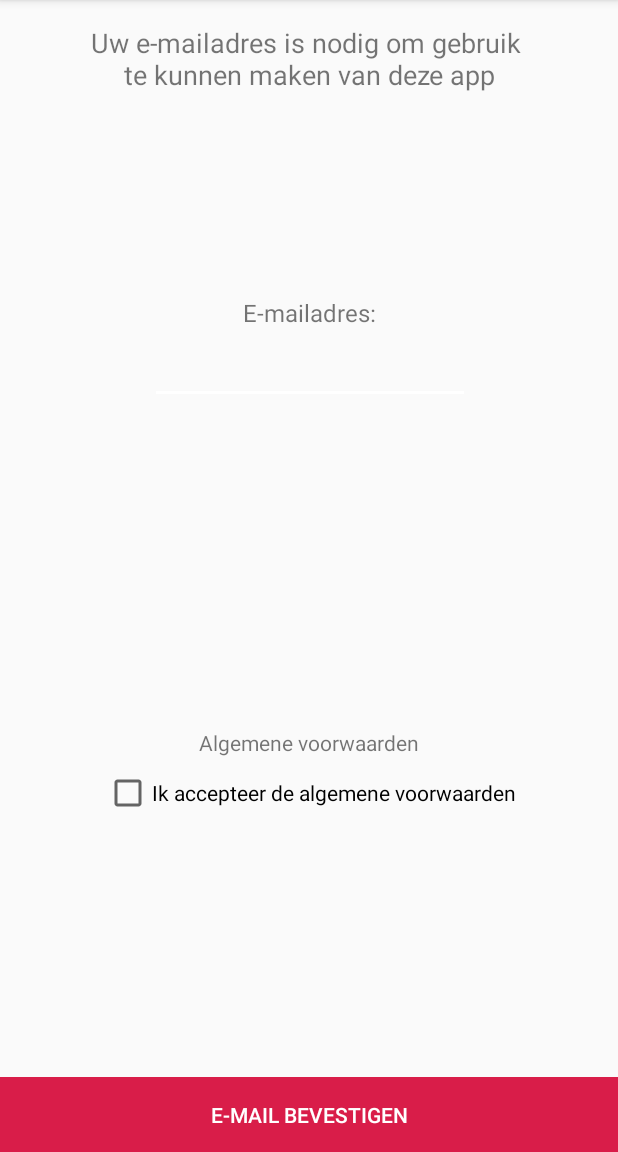
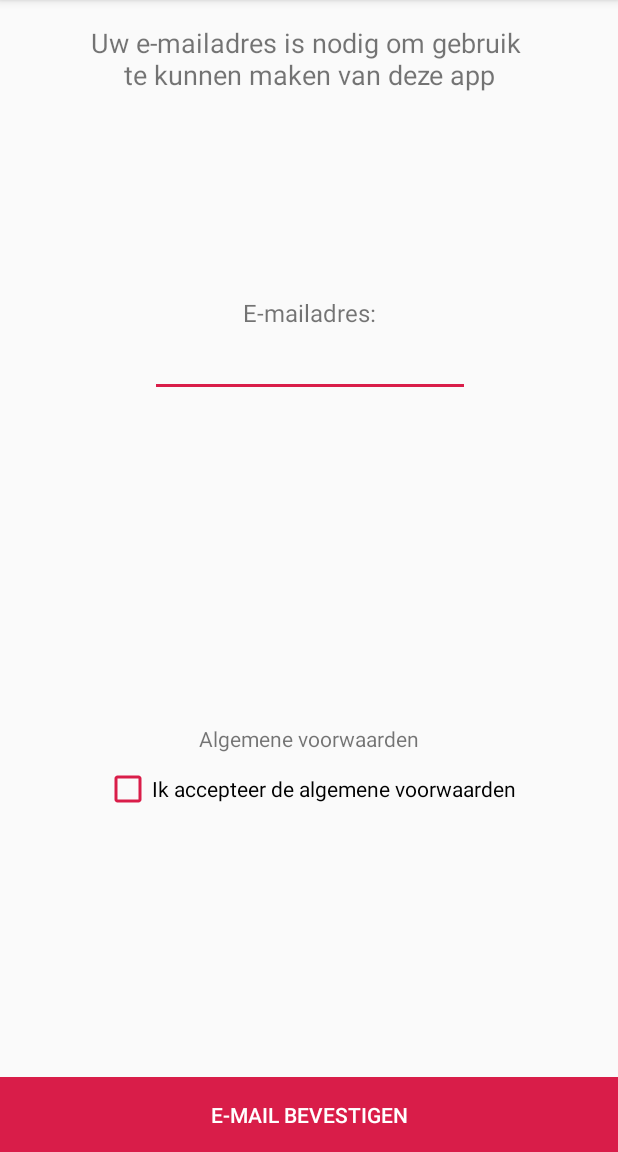
Before and after one commit to mamjong/projectbreda, an Android app: the screen it shows after launch (AddEmailActivity), on a phone screen of 412 x 824 dp, the part 84-1236 px from its top. Run offline under Robolectric (Android 15) with nearby library versions, the phone set to English and light mode, and no system bars.

Commit message:
Changed colors LayoutAddEmail

```diff
--- a/app/src/main/java/nl/gemeente/breda/bredaapp/AddEmailActivity.java
+++ b/app/src/main/java/nl/gemeente/breda/bredaapp/AddEmailActivity.java
@@ -2,6 +2,7 @@ package nl.gemeente.breda.bredaapp;
 
 import android.content.Intent;
 import android.graphics.Color;
+import android.graphics.PorterDuff;
 import android.support.v7.app.AppCompatActivity;
 import android.os.Bundle;
 import android.text.Editable;
@@ -30,6 +31,7 @@ public class AddEmailActivity extends AppCompatActivity {
 
 		emailConfirmBtn.setEnabled(false);
 
+		emailInputBox.getBackground().mutate().setColorFilter(getResources().getColor(R.color.colorPrimary), PorterDuff.Mode.SRC_ATOP);
 		emailInputBox.addTextChangedListener(new TextWatcher() {
 			@Override
 			public void beforeTextChanged(CharSequence s, int start, int count, int after) {
--- a/app/src/main/res/layout/activity_add_email.xml
+++ b/app/src/main/res/layout/activity_add_email.xml
@@ -49,24 +49,24 @@
         android:id="@+id/AddEmailActivity_et_emailInput"
         android:layout_width="wrap_content"
         android:layout_height="wrap_content"
+        android:layout_marginEnd="8dp"
+        android:layout_marginStart="8dp"
         android:ems="10"
         android:inputType="textEmailAddress"
-        android:layout_marginRight="8dp"
+        android:selectAllOnFocus="false"
+        android:singleLine="false"
+        app:layout_constraintHorizontal_bias="0.503"
+        app:layout_constraintLeft_toLeftOf="parent"
         app:layout_constraintRight_toRightOf="parent"
-        android:layout_marginLeft="8dp"
-        app:layout_constraintLeft_toLeftOf="parent"
-        app:layout_constraintHorizontal_bias="0.503"
-        android:layout_marginStart="8dp"
-        android:layout_marginEnd="8dp"
-        android:layout_marginTop="162dp"
-        app:layout_constraintTop_toBottomOf="@+id/AddEmailActivity_sp_introEmail" />
+        app:layout_constraintTop_toBottomOf="@+id/AddEmailActivity_tv_emailaddress"/>
 
     <Space
         android:id="@+id/AddEmailActivity_sp_emailInputTerms"
         android:layout_width="wrap_content"
         android:layout_height="wrap_content"
-        tools:layout_editor_absoluteY="269dp"
-        tools:layout_editor_absoluteX="192dp" />
+        app:layout_constraintTop_toBottomOf="@id/AddEmailActivity_et_emailInput"
+        app:layout_constraintLeft_toRightOf="parent"
+        app:layout_constraintRight_toLeftOf="parent"/>
 
     <TextView
         android:id="@+id/AddEmailActivity_tv_TermsText"
@@ -89,19 +89,20 @@
         android:id="@+id/AddEmailActivity_cb_termsAccepted"
         android:layout_width="wrap_content"
         android:layout_height="wrap_content"
+        android:layout_marginBottom="8dp"
+        android:layout_marginEnd="8dp"
+        android:layout_marginLeft="8dp"
+        android:layout_marginRight="8dp"
+        android:layout_marginStart="8dp"
+        android:layout_marginTop="8dp"
         android:text="@string/AddEmailActivity_cb_termsAccepted"
-        android:layout_marginTop="8dp"
+        app:buttonTint="@color/colorPrimary"
+        app:layout_constraintBottom_toBottomOf="parent"
+        app:layout_constraintHorizontal_bias="0.505"
+        app:layout_constraintLeft_toLeftOf="parent"
+        app:layout_constraintRight_toRightOf="parent"
         app:layout_constraintTop_toBottomOf="@+id/AddEmailActivity_tv_TermsText"
-        android:layout_marginRight="8dp"
-        app:layout_constraintRight_toRightOf="parent"
-        android:layout_marginLeft="8dp"
-        app:layout_constraintLeft_toLeftOf="parent"
-        app:layout_constraintBottom_toBottomOf="parent"
-        android:layout_marginBottom="8dp"
-        app:layout_constraintHorizontal_bias="0.505"
-        app:layout_constraintVertical_bias="0.0"
-        android:layout_marginStart="8dp"
-        android:layout_marginEnd="8dp" />
+        app:layout_constraintVertical_bias="0.0"/>
 
     <Button
         android:id="@+id/AddEmailActivity_bt_emailConfirmButton"
```
